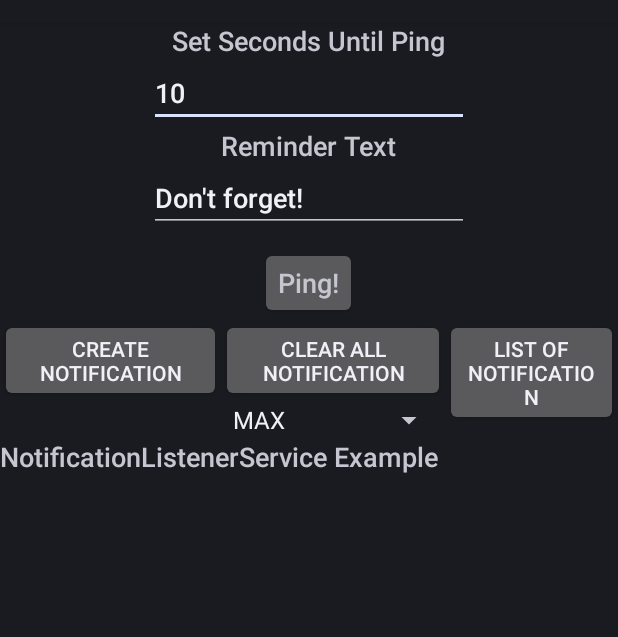
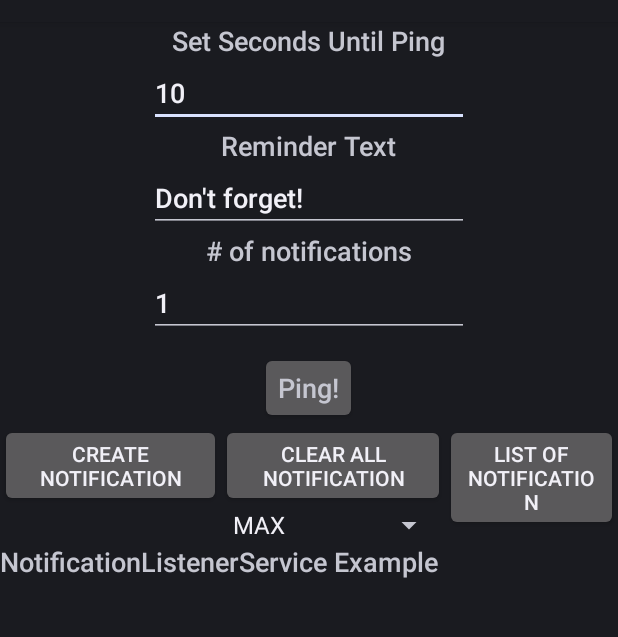
Before and after one commit to leejaymin/nCollector, an Android app: the screen it shows after launch (MainActivity), after a tap on "Ping!", on a phone screen of 412 x 824 dp, the part 62-699 px from its top. Run offline under Robolectric (Android 15) with nearby library versions, the phone set to English and light mode, and no system bars.

Commit message:
add number of notifications option to create consecutive notifications

```diff
--- a/app/src/main/java/com/eslab/passme/MainActivity.java
+++ b/app/src/main/java/com/eslab/passme/MainActivity.java
@@ -126,11 +126,14 @@ public class MainActivity extends Activity {
         else if(v.getId() == R.id.ping_button) {
             // Gets the reminder text the user entered.
             EditText msgText = (EditText) findViewById(R.id.edit_reminder);
+            EditText msgNumOfNotis = (EditText) findViewById(R.id.edit_numberOfNotifications);
             String message = msgText.getText().toString();
+            int numOfNotis = Integer.parseInt(msgNumOfNotis.getText().toString());
+
             //String priority = spinner.
             mServiceIntent.putExtra(CommonConstants.NOTIFICATION_PRIORITY, notificationPriority);
             mServiceIntent.putExtra(CommonConstants.EXTRA_MESSAGE, message);
-            mServiceIntent.putExtra(CommonConstants.NUMBER_OF_NOTIFICATIONS,2);
+            mServiceIntent.putExtra(CommonConstants.NUMBER_OF_NOTIFICATIONS,numOfNotis);
             mServiceIntent.setAction(CommonConstants.ACTION_PING);
 
             Toast.makeText(this, R.string.timer_start, Toast.LENGTH_SHORT).show();
--- a/app/src/main/res/layout/activity_main.xml
+++ b/app/src/main/res/layout/activity_main.xml
@@ -43,18 +43,36 @@
         android:ems="10"
         android:text="@string/reminder_text"
         android:inputType="textMultiLine" />
+    <TextView
+        android:id="@+id/numberOfNotifications"
+        android:layout_width="wrap_content"
+        android:layout_height="wrap_content"
+        android:layout_below="@+id/edit_reminder"
+        android:layout_centerHorizontal="true"
+        android:textAppearance="?android:attr/textAppearanceMedium"
+        android:text="@string/number_of_notifications" />
+
+    <EditText
+        android:id="@+id/edit_numberOfNotifications"
+        android:layout_width="wrap_content"
+        android:layout_height="wrap_content"
+        android:layout_alignLeft="@+id/edit_seconds"
+        android:layout_below="@+id/numberOfNotifications"
+        android:ems="10"
+        android:text="1"
+        android:inputType="textMultiLine" />
+
     <Button
         android:id="@+id/ping_button"
         style="?android:attr/buttonStyleSmall"
         android:layout_width="wrap_content"
         android:layout_height="wrap_content"
-        android:layout_below="@+id/edit_reminder"
+        android:layout_below="@+id/edit_numberOfNotifications"
         android:layout_centerHorizontal="true"
         android:layout_marginTop="10dp"
         android:textAppearance="?android:attr/textAppearanceMedium"
         android:onClick="onPingClick"
         android:text="@string/ping" />
-
 
     <Spinner
         android:id="@+id/priority_spinner"
@@ -76,7 +94,6 @@
             android:text="NotificationListenerService Example"
             android:id="@+id/textView"
             />
-
 
     </ScrollView>
 
--- a/app/src/main/res/values/strings.xml
+++ b/app/src/main/res/values/strings.xml
@@ -38,6 +38,7 @@
     <string name="seconds_default">10</string>
     <string name="reminder_label">Reminder Text</string>
     <string name="reminder_text">Don\'t forget!</string>
+    <string name="number_of_notifications"># of notifications</string>
 
     <!--  Logging -->
 
```
Also changed, not shown: 1 other file.
